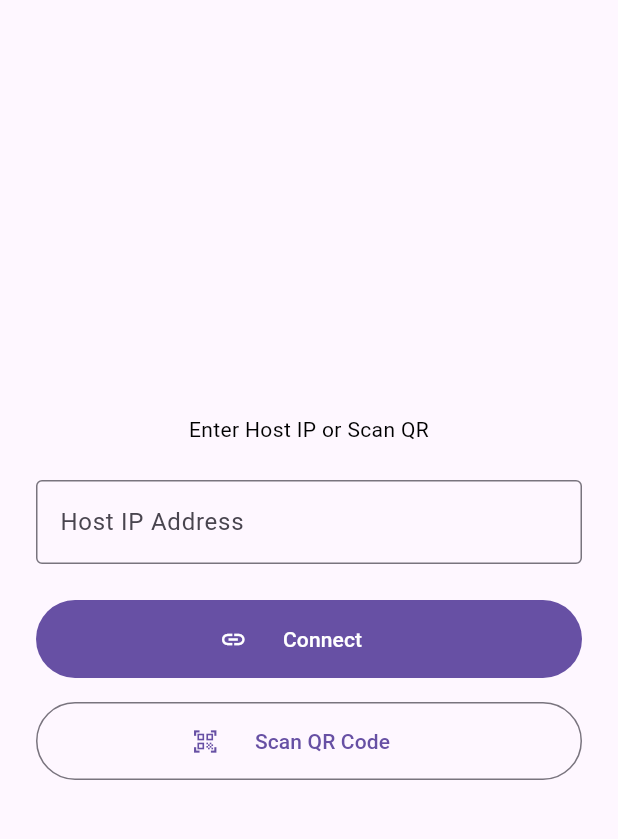
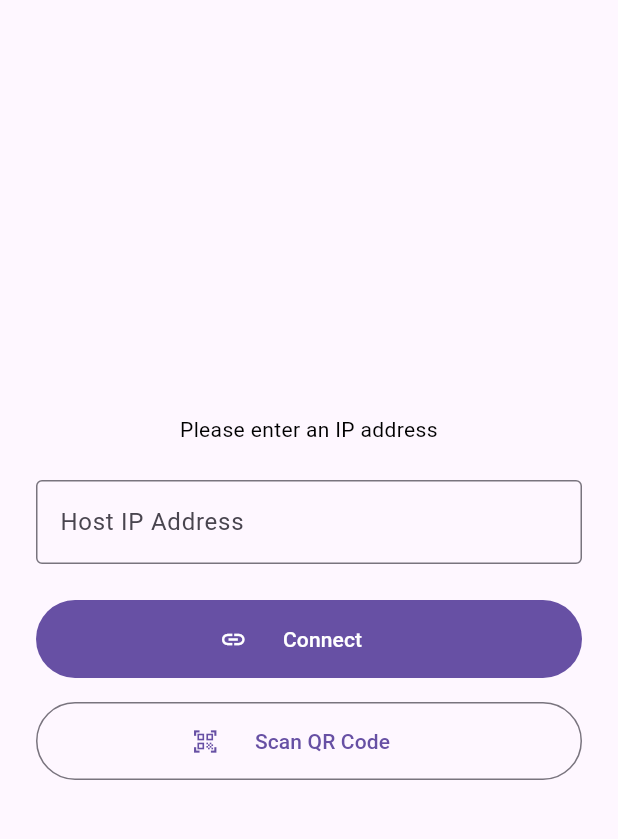
Before and after one commit to rengapraveenx/slider_remote, a Flutter app: the screen it shows after launch, after a tap on "Connect", on a phone screen of 412 x 824 dp, the part 63-902 px from its top. Run offline on Flutter 3.47's test engine with Material 3 defaults, Android fonts, the phone set to English and light mode, and no system bars; our stand-ins replace file_picker, qr_flutter, shelf, shelf_web_socket, wakelock_plus; missing offline and left inert: mobile_scanner, network_info_plus, pdfrx, window_manager.

Commit message:
fix: Rotation issue fixed

```diff
--- a/lib/mobile/ui/remote_control.dart
+++ b/lib/mobile/ui/remote_control.dart
@@ -1,4 +1,5 @@
 import 'package:flutter/material.dart';
+import 'package:flutter/services.dart';
 import 'package:mobile_scanner/mobile_scanner.dart';
 import 'package:wakelock_plus/wakelock_plus.dart';
 import 'package:web_socket_channel/status.dart' as status;
@@ -21,6 +22,13 @@ class _RemoteControlState extends State<RemoteControl> {
   void initState() {
     super.initState();
     WakelockPlus.enable();
+    // Ensure all orientations are allowed
+    SystemChrome.setPreferredOrientations([
+      DeviceOrientation.portraitUp,
+      DeviceOrientation.portraitDown,
+      DeviceOrientation.landscapeLeft,
+      DeviceOrientation.landscapeRight,
+    ]);
   }
 
   @override
@@ -30,13 +38,42 @@ class _RemoteControlState extends State<RemoteControl> {
     super.dispose();
   }
 
+  bool _isValidIp(String ip) {
+    if (ip.isEmpty) return false;
+    // Basic IPv4 format check: x.x.x.x where x is 0-255
+    final regex = RegExp(
+      r'^(?:(?:25[0-5]|2[0-4][0-9]|[01]?[0-9][0-9]?)\.){3}(?:25[0-5]|2[0-4][0-9]|[01]?[0-9][0-9]?)$',
+    );
+    return regex.hasMatch(ip);
+  }
+
   void _connect() {
     final ip = _ipController.text.trim();
-    if (ip.isEmpty) return;
+    if (ip.isEmpty) {
+      setState(() {
+        _statusMessage = "Please enter an IP address";
+      });
+      return;
+    }
+
+    if (!_isValidIp(ip)) {
+      setState(() {
+        _statusMessage = "Invalid IP address format";
+      });
+      return;
+    }
+
     _connectToIp(ip);
   }
 
   void _connectToIp(String ip) {
+    if (!_isValidIp(ip)) {
+      setState(() {
+        _statusMessage = "Invalid QR Code format";
+      });
+      return;
+    }
+
     try {
       final wsUrl = Uri.parse('ws://$ip:8080');
       setState(() {
@@ -96,6 +133,17 @@ class _RemoteControlState extends State<RemoteControl> {
     }
   }
 
+  void _showFeedback(BuildContext context, String text) {
+    ScaffoldMessenger.of(context).showSnackBar(
+      SnackBar(
+        content: Text(text, textAlign: TextAlign.center),
+        duration: const Duration(milliseconds: 300),
+        behavior: SnackBarBehavior.floating,
+        width: 100,
+      ),
+    );
+  }
+
   @override
   Widget build(BuildContext context) {
     if (!_isConnected) {
@@ -150,7 +198,16 @@ class _RemoteControlState extends State<RemoteControl> {
       );
     }
 
-    return Scaffold(
+    return PopScope(
+      canPop: false,
+      onPopInvokedWithResult: (didPop, result) async {
+        if (didPop) return;
+        _channel?.sink.close(status.normalClosure);
+        setState(() {
+          _isConnected = false;
+        });
+      },
+      child: Scaffold(
         backgroundColor: Colors.black,
         body: GestureDetector(
           onHorizontalDragEnd: (details) {
@@ -160,6 +217,17 @@ class _RemoteControlState extends State<RemoteControl> {
               _showFeedback(context, "Previous");
             } else if (details.primaryVelocity! < 0) {
               // Swipe Left -> Next
+              _sendCommand("next");
+              _showFeedback(context, "Next");
+            }
+          },
+          onVerticalDragEnd: (details) {
+            if (details.primaryVelocity! > 0) {
+              // Swipe Down -> Previous
+              _sendCommand("prev");
+              _showFeedback(context, "Previous");
+            } else if (details.primaryVelocity! < 0) {
+              // Swipe Up -> Next
               _sendCommand("next");
               _showFeedback(context, "Next");
             }
@@ -179,48 +247,28 @@ class _RemoteControlState extends State<RemoteControl> {
                       ),
                       const SizedBox(height: 20),
                       Text(
-                      "Swipe Left for NEXT\nSwipe Right for PREV",
+                        "Swipe LEFT or UP for NEXT\nSwipe RIGHT or DOWN for PREV",
                         textAlign: TextAlign.center,
                         style: TextStyle(
                           color: Colors.white.withValues(alpha: 0.5),
                         ),
                       ),
-                  ],
+                      const SizedBox(height: 10),
+                      Text(
+                        "(Back to Disconnect)",
+                        textAlign: TextAlign.center,
+                        style: TextStyle(
+                          color: Colors.white.withValues(alpha: 0.3),
+                          fontSize: 12,
                         ),
                       ),
-              Positioned(
-                bottom: 40,
-                left: 0,
-                right: 0,
-                child: Center(
-                  child: TextButton(
-                    onPressed: () {
-                      _channel?.sink.close(status.normalClosure);
-                      setState(() {
-                        _isConnected = false;
-                      });
-                    },
-                    child: const Text(
-                      "Disconnect",
-                      style: TextStyle(color: Colors.red),
-                    ),
-                  ),
+                    ],
                   ),
                 ),
               ],
             ),
           ),
         ),
-    );
-  }
-
-  void _showFeedback(BuildContext context, String text) {
-    ScaffoldMessenger.of(context).showSnackBar(
-      SnackBar(
-        content: Text(text, textAlign: TextAlign.center),
-        duration: const Duration(milliseconds: 300),
-        behavior: SnackBarBehavior.floating,
-        width: 100,
       ),
     );
   }
```
Lines whose indentation alone changed are shown as unchanged.
